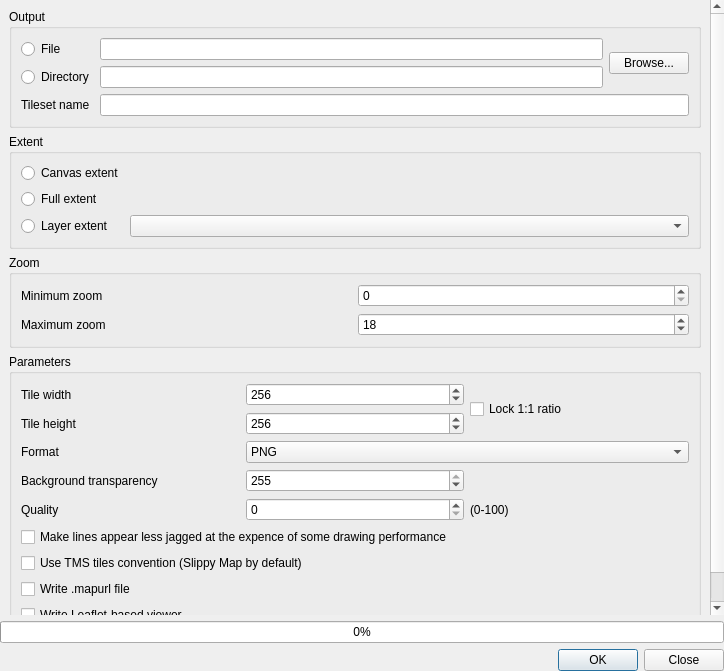
First picture: the form in ui/qtilesdialogbase.ui, repository nextgis/qgis_qtiles, before the edit.
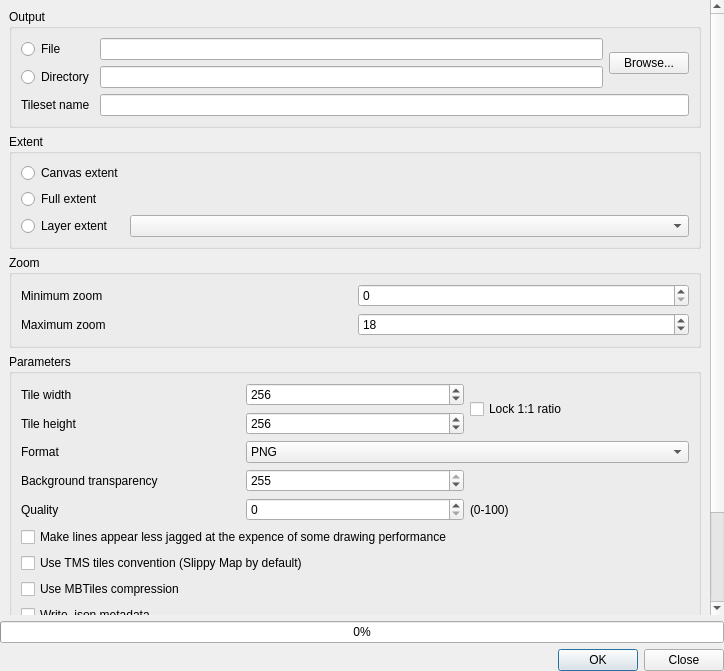
Second picture: the form after the edit. Custom widgets are drawn as their Qt base class.

Patch:
```diff
--- a/ui/qtilesdialogbase.ui
+++ b/ui/qtilesdialogbase.ui
@@ -250,13 +250,34 @@
            </widget>
           </item>
           <item row="8" column="0" colspan="3">
+           <widget class="QCheckBox" name="chkMBTilesCompression">
+            <property name="text">
+             <string>Use MBTiles compression</string>
+            </property>
+           </widget>
+          </item>
+          <item row="9" column="0" colspan="3">
+           <widget class="QCheckBox" name="chkWriteJson">
+            <property name="text">
+             <string>Write .json metadata</string>
+            </property>
+           </widget>
+          </item>
+          <item row="10" column="0" colspan="3">
+           <widget class="QCheckBox" name="chkWriteOverview">
+            <property name="text">
+             <string>Write overview image file</string>
+            </property>
+           </widget>
+          </item>
+          <item row="11" column="0" colspan="3">
            <widget class="QCheckBox" name="chkWriteMapurl">
             <property name="text">
              <string>Write .mapurl file</string>
             </property>
            </widget>
           </item>
-          <item row="9" column="0" colspan="3">
+          <item row="12" column="0" colspan="3">
            <widget class="QCheckBox" name="chkWriteViewer">
             <property name="text">
              <string>Write Leaflet-based viewer</string>
```
